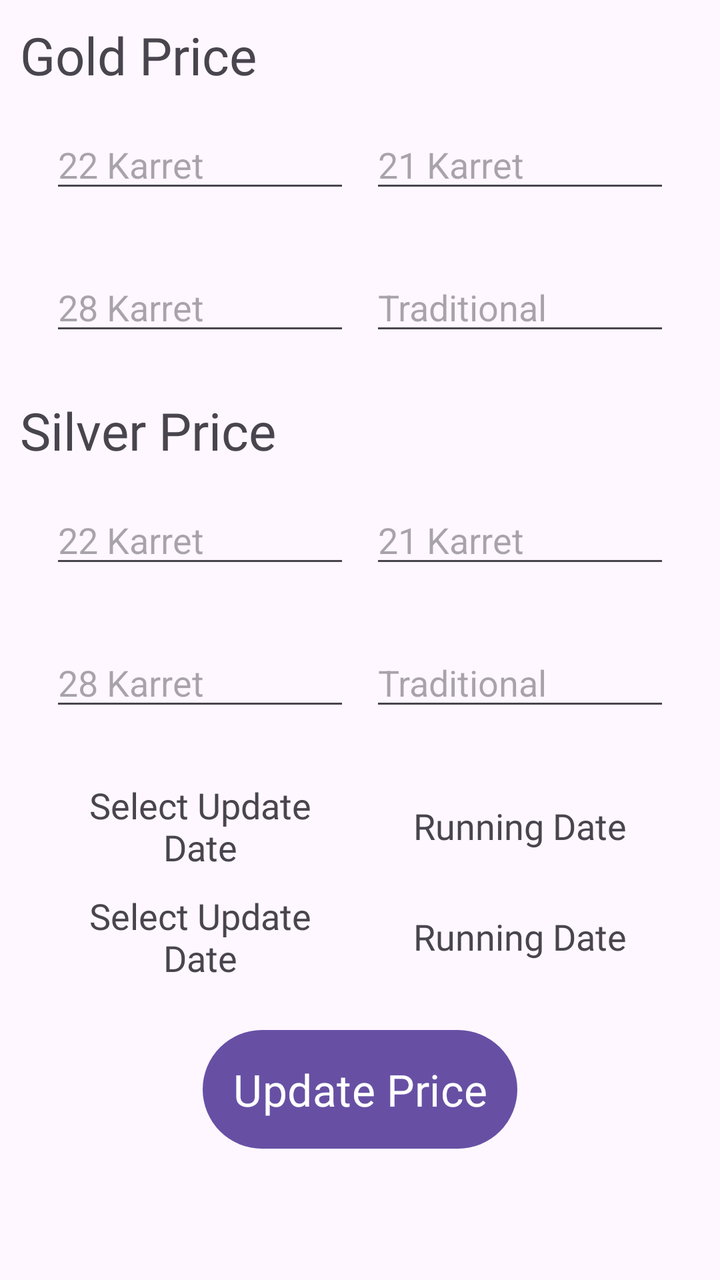
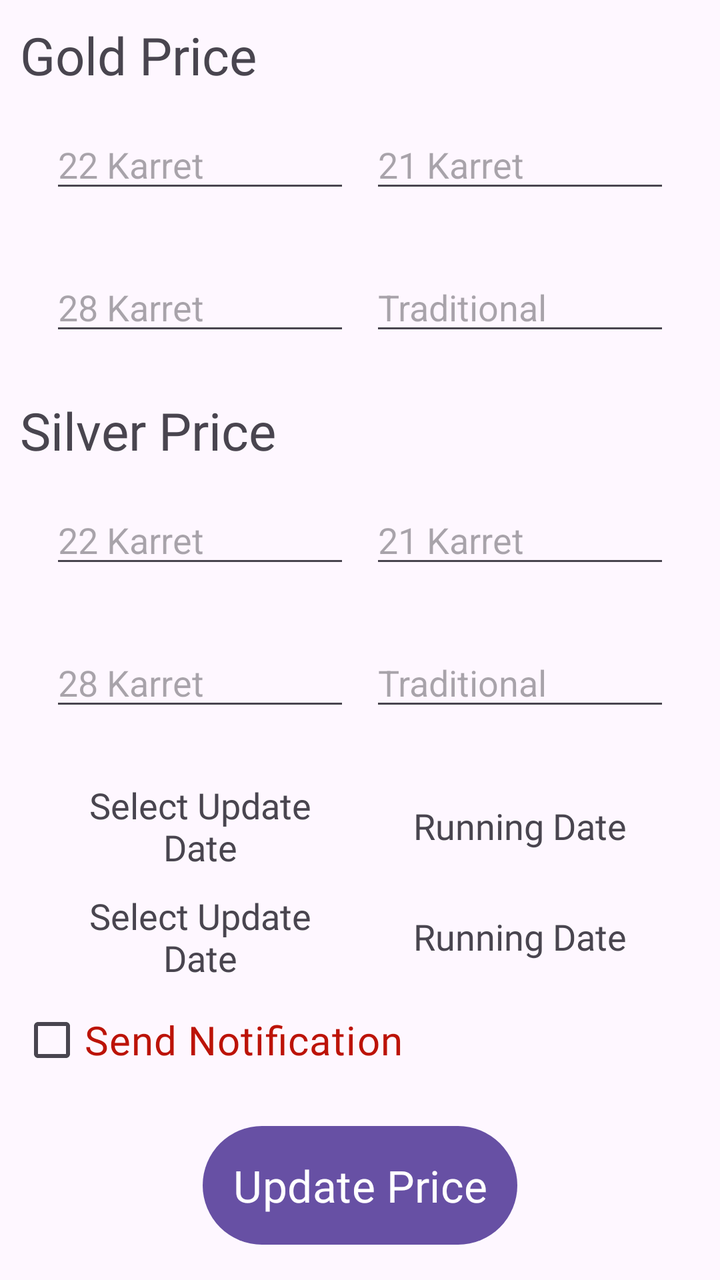

Before-and-after screenshots of an Android layout around one commit, followed by the original layout XML and the change that was made.
<!-- AndroidManifest.xml: application theme Theme.JewelleryCalculatorAdmin -->
<!-- res/layout/activity_home.xml -->
<?xml version="1.0" encoding="utf-8"?>
<LinearLayout xmlns:android="http://schemas.android.com/apk/res/android"
    xmlns:tools="http://schemas.android.com/tools"
    android:id="@+id/main"
    android:layout_width="match_parent"
    android:layout_height="match_parent"
    android:orientation="vertical"
    android:padding="10dp"
    tools:context=".HomeActivity">

    <ScrollView
        android:layout_width="match_parent"
        android:layout_height="wrap_content">

        <LinearLayout
            android:layout_width="match_parent"
            android:layout_height="wrap_content"
            android:orientation="vertical">

            <TextView
                android:layout_width="wrap_content"
                android:layout_height="wrap_content"
                android:fontFamily="@font/ubuntu_bold"
                android:text="Gold Price"
                android:textSize="26sp" />

            <LinearLayout
                android:layout_width="match_parent"
                android:layout_height="wrap_content"
                android:layout_gravity="center"
                android:layout_margin="10dp"
                android:gravity="center"
                android:orientation="horizontal">

                <EditText
                    android:id="@+id/gold22PriceEtId"
                    android:layout_width="0dp"
                    android:layout_height="wrap_content"
                    android:layout_margin="5dp"
                    android:layout_weight="1"
                    android:hint="22 Karret"
                    android:inputType="numberDecimal"
                    android:textFontWeight="2" />

                <EditText
                    android:id="@+id/gold21PriceEtId"
                    android:layout_width="0dp"
                    android:layout_height="wrap_content"
                    android:layout_margin="5dp"
                    android:layout_weight="1"
                    android:hint="21 Karret"
                    android:inputType="numberDecimal" />
            </LinearLayout>

            <LinearLayout
                android:layout_width="match_parent"
                android:layout_height="wrap_content"
                android:layout_gravity="center"
                android:layout_margin="10dp"
                android:gravity="center"
                android:orientation="horizontal">

                <EditText
                    android:id="@+id/gold18PriceEtId"
                    android:layout_width="0dp"
                    android:layout_height="wrap_content"
                    android:layout_margin="5dp"
                    android:layout_weight="1"
                    android:hint="28 Karret"
                    android:inputType="numberDecimal"
                    android:textFontWeight="2" />

                <EditText
                    android:id="@+id/goldTraditonalPriceEtId"
                    android:layout_width="0dp"
                    android:layout_height="wrap_content"
                    android:layout_margin="5dp"
                    android:layout_weight="1"
                    android:hint="Traditional"
                    android:inputType="numberDecimal" />
            </LinearLayout>

            <TextView
                android:layout_width="wrap_content"
                android:layout_height="wrap_content"
                android:layout_marginTop="10dp"
                android:fontFamily="@font/ubuntu_bold"
                android:text="Silver Price"
                android:textSize="26sp" />

            <LinearLayout
                android:layout_width="match_parent"
                android:layout_height="wrap_content"
                android:layout_gravity="center"
                android:layout_margin="10dp"
                android:gravity="center"
                android:orientation="horizontal">

                <EditText
                    android:id="@+id/silver22PriceEtId"
                    android:layout_width="0dp"
                    android:layout_height="wrap_content"
                    android:layout_margin="5dp"
                    android:layout_weight="1"
                    android:hint="22 Karret"
                    android:inputType="numberDecimal"
                    android:textFontWeight="2" />

                <EditText
                    android:id="@+id/silver21PriceEtId"
                    android:layout_width="0dp"
                    android:layout_height="wrap_content"
                    android:layout_margin="5dp"
                    android:layout_weight="1"
                    android:hint="21 Karret"
                    android:inputType="numberDecimal" />
            </LinearLayout>

            <LinearLayout
                android:layout_width="match_parent"
                android:layout_height="wrap_content"
                android:layout_gravity="center"
                android:layout_margin="10dp"
                android:gravity="center"
                android:orientation="horizontal">

                <EditText
                    android:id="@+id/silver18PriceEtId"
                    android:layout_width="0dp"
                    android:layout_height="wrap_content"
                    android:layout_margin="5dp"
                    android:layout_weight="1"
                    android:hint="28 Karret"
                    android:inputType="numberDecimal"
                    android:textFontWeight="2" />

                <EditText
                    android:id="@+id/silverTraditonalPriceEtId"
                    android:layout_width="0dp"
                    android:layout_height="wrap_content"
                    android:layout_margin="5dp"
                    android:layout_weight="1"
                    android:hint="Traditional"
                    android:inputType="numberDecimal" />
            </LinearLayout>

            <LinearLayout
                android:layout_width="match_parent"
                android:layout_height="wrap_content"
                android:layout_gravity="center"
                android:layout_marginHorizontal="10dp"
                android:layout_marginTop="10dp"
                android:gravity="center"
                android:orientation="horizontal">

                <TextView
                    android:layout_width="0dp"
                    android:layout_height="wrap_content"
                    android:layout_margin="5dp"
                    android:layout_weight="1"
                    android:fontFamily="@font/ubuntu_bold"
                    android:gravity="center"
                    android:text="Select Update Date"
                    android:textSize="18sp" />

                <TextView
                    android:layout_width="0dp"
                    android:layout_height="wrap_content"
                    android:layout_margin="5dp"
                    android:layout_weight="1"
                    android:fontFamily="@font/ubuntu_bold"
                    android:gravity="center"
                    android:text="Running Date"
                    android:textSize="18sp" />
            </LinearLayout>

            <LinearLayout
                android:layout_width="match_parent"
                android:layout_height="wrap_content"
                android:layout_gravity="center"
                android:layout_marginHorizontal="10dp"
                android:gravity="center"
                android:orientation="horizontal">

                <TextView
                    android:id="@+id/updateDateTVId"
                    android:layout_width="0dp"
                    android:layout_height="wrap_content"
                    android:layout_margin="5dp"
                    android:layout_weight="1"
                    android:fontFamily="@font/ubuntu_bold"
                    android:gravity="center"
                    android:text="Select Update Date"
                    android:textSize="18sp" />

                <TextView
                    android:id="@+id/runningDateTvid"
                    android:layout_width="0dp"
                    android:layout_height="wrap_content"
                    android:layout_margin="5dp"
                    android:layout_weight="1"
                    android:fontFamily="@font/ubuntu_bold"
                    android:gravity="center"
                    android:text="Running Date"
                    android:textSize="18sp" />
            </LinearLayout>

            <Button
                android:id="@+id/updatePriceBtnId"
                android:layout_width="wrap_content"
                android:layout_height="wrap_content"
                android:layout_gravity="center"
                android:layout_marginTop="15dp"
                android:fontFamily="@font/ubuntu_bold"
                android:gravity="center"
                android:padding="15dp"
                android:text="Update Price"
                android:textSize="22sp" />
        </LinearLayout>


    </ScrollView>

</LinearLayout>
<!-- resources referenced by this layout -->
<resources>
  <style name="Theme.JewelleryCalculatorAdmin" parent="Base.Theme.JewelleryCalculatorAdmin" />
  <style name="Base.Theme.JewelleryCalculatorAdmin" parent="Theme.Material3.Light">
          
          
      </style>
</resources>

<!-- the commit's change to res/layout/activity_home.xml (unified diff, before → after) -->
@@ -205,6 +205,16 @@
                     android:textSize="18sp" />
             </LinearLayout>
 
+            <CheckBox
+                android:id="@+id/isNotificationCBId"
+                android:layout_width="match_parent"
+                android:layout_height="wrap_content"
+                android:text="Send Notification"
+                android:layout_gravity="center"
+                android:textSize="20sp"
+                android:fontFamily="@font/ubuntu_bold"
+                android:textColor="#BC1307"/>
+
             <Button
                 android:id="@+id/updatePriceBtnId"
                 android:layout_width="wrap_content"
